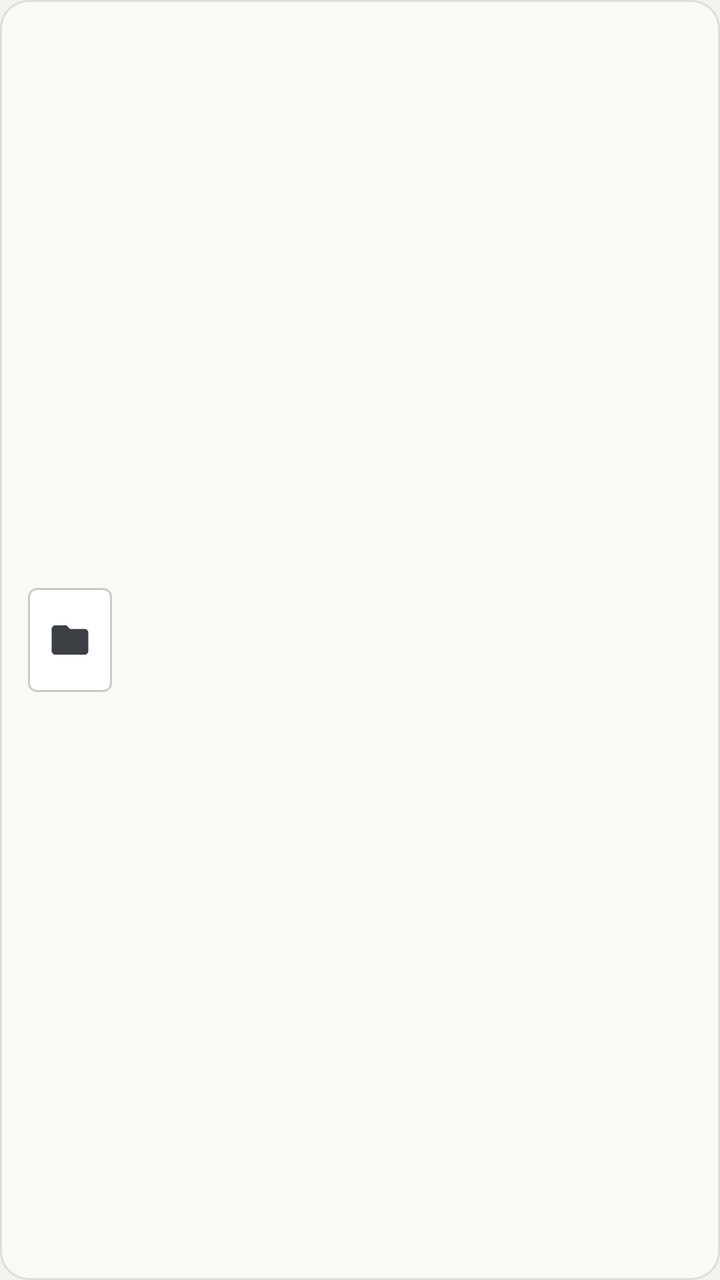
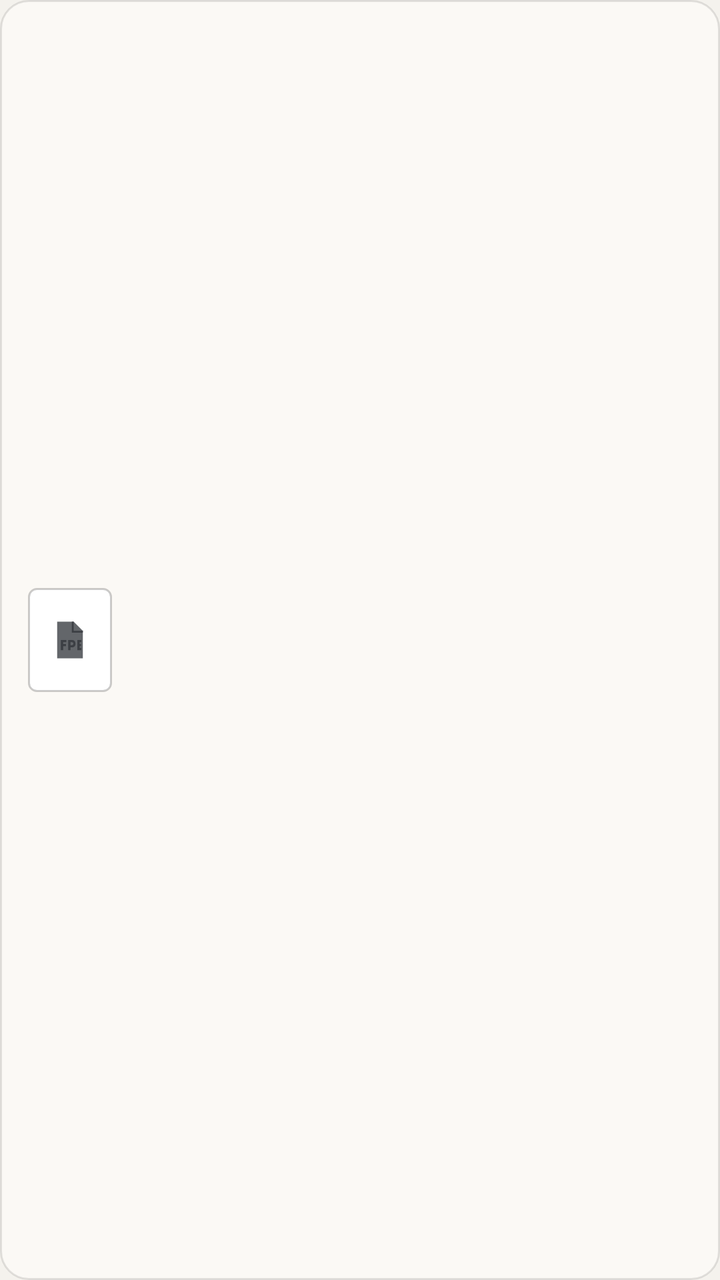

The first picture is an Android layout as it rendered before a commit; the second is the same layout after the commit. The layout source and the unified diff follow.
<!-- AndroidManifest.xml: application theme AppTheme -->
<!-- res/layout/item_home_card.xml -->
<?xml version="1.0" encoding="utf-8"?>
<LinearLayout xmlns:android="http://schemas.android.com/apk/res/android"
    android:layout_width="match_parent"
    android:layout_height="wrap_content"
    android:background="@drawable/home_card_bg"
    android:gravity="center_vertical"
    android:orientation="horizontal"
    android:layout_marginBottom="10dp"
    android:padding="14dp">

    <FrameLayout
        android:layout_width="42dp"
        android:layout_height="52dp"
        android:background="@drawable/home_paper">

        <ImageView
            android:layout_width="22dp"
            android:layout_height="22dp"
            android:layout_gravity="center"
            android:importantForAccessibility="no"
            android:src="@drawable/ic_folder"
            android:tint="@color/icon" />

    </FrameLayout>

    <LinearLayout
        android:layout_width="0dp"
        android:layout_height="wrap_content"
        android:layout_marginStart="14dp"
        android:layout_weight="1"
        android:orientation="vertical">

        <TextView
            android:id="@+id/cardName"
            android:layout_width="match_parent"
            android:layout_height="wrap_content"
            android:ellipsize="middle"
            android:singleLine="true"
            android:textColor="@color/icon"
            android:textSize="15sp" />

        <TextView
            android:id="@+id/cardProgress"
            android:layout_width="match_parent"
            android:layout_height="wrap_content"
            android:layout_marginTop="4dp"
            android:singleLine="true"
            android:textColor="@color/page_text"
            android:textSize="12sp" />

    </LinearLayout>

    <View
        android:id="@+id/cardInkDot"
        android:layout_width="8dp"
        android:layout_height="8dp"
        android:layout_gravity="center_vertical"
        android:layout_marginStart="8dp"
        android:background="@drawable/home_dot"
        android:visibility="gone" />

</LinearLayout>
<!-- resources referenced by this layout -->
<resources>
  <color name="icon">#FF3C3F44</color>
  <color name="page_text">#FF8A8D92</color>
  <!-- drawable home_card_bg (drawable) -->
  <?xml version="1.0" encoding="utf-8"?>
  <shape xmlns:android="http://schemas.android.com/apk/res/android"
      android:shape="rectangle">
      <solid android:color="@color/sheet" />
      <stroke android:width="1dp" android:color="#1A000000" />
      <corners android:radius="14dp" />
  </shape>
  <!-- drawable home_dot (drawable) -->
  <?xml version="1.0" encoding="utf-8"?>
  <shape xmlns:android="http://schemas.android.com/apk/res/android"
      android:shape="oval">
      <size android:width="8dp" android:height="8dp" />
      <solid android:color="@color/accent" />
  </shape>
  <!-- drawable home_paper (drawable) -->
  <?xml version="1.0" encoding="utf-8"?>
  <shape xmlns:android="http://schemas.android.com/apk/res/android"
      android:shape="rectangle">
      <solid android:color="#FFFFFFFF" />
      <stroke android:width="1dp" android:color="#33000000" />
      <corners android:radius="4dp" />
  </shape>
  <!-- drawable ic_folder (drawable) -->
  <?xml version="1.0" encoding="utf-8"?>
  <vector xmlns:android="http://schemas.android.com/apk/res/android"
      android:width="24dp"
      android:height="24dp"
      android:viewportWidth="24"
      android:viewportHeight="24">
      <path android:fillColor="#FF000000" android:pathData="M10,4H4C2.9,4 2.01,4.9 2.01,6L2,18C2,19.1 2.9,20 4,20H20C21.1,20 22,19.1 22,18V8C22,6.9 21.1,6 20,6H12L10,4Z" />
  </vector>
  <style name="AppTheme" parent="Theme.AppCompat.Light.NoActionBar">
          <item name="android:windowNoTitle">true</item>
          <item name="android:windowActionBar">false</item>
          <item name="android:windowBackground">@color/paper</item>
          <item name="android:statusBarColor">@android:color/transparent</item>
          <item name="android:navigationBarColor">@android:color/transparent</item>
          <item name="android:windowLightStatusBar">true</item>
          <item name="colorAccent">@color/accent</item>
      </style>
  <color name="sheet">#FFFBF9F5</color>
  <color name="accent">#FF2F6FED</color>
  <color name="paper">#FFF4F2ED</color>
</resources>

<!-- the commit's change to res/layout/item_home_card.xml (unified diff, before → after) -->
@@ -18,7 +18,7 @@
             android:layout_height="22dp"
             android:layout_gravity="center"
             android:importantForAccessibility="no"
-            android:src="@drawable/ic_folder"
+            android:src="@drawable/ic_pdf"
             android:tint="@color/icon" />
 
     </FrameLayout>
@@ -30,14 +30,14 @@
         android:layout_weight="1"
         android:orientation="vertical">
 
+        
         <TextView
             android:id="@+id/cardName"
             android:layout_width="match_parent"
             android:layout_height="wrap_content"
-            android:ellipsize="middle"
-            android:singleLine="true"
+            android:maxLines="4"
             android:textColor="@color/icon"
-            android:textSize="15sp" />
+            android:textSize="16sp" />
 
         <TextView
             android:id="@+id/cardProgress"
<!-- resource entries referenced after the edit -->
@@ -25,14 +25,16 @@
       <stroke android:width="1dp" android:color="#33000000" />
       <corners android:radius="4dp" />
   </shape>
-  <!-- drawable ic_folder (drawable) -->
+  <!-- drawable ic_pdf (drawable) -->
   <?xml version="1.0" encoding="utf-8"?>
   <vector xmlns:android="http://schemas.android.com/apk/res/android"
       android:width="24dp"
       android:height="24dp"
       android:viewportWidth="24"
       android:viewportHeight="24">
-      <path android:fillColor="#FF000000" android:pathData="M10,4H4C2.9,4 2.01,4.9 2.01,6L2,18C2,19.1 2.9,20 4,20H20C21.1,20 22,19.1 22,18V8C22,6.9 21.1,6 20,6H12L10,4Z" />
+      <path android:fillColor="#FF000000" android:fillAlpha="0.8" android:pathData="M5,2H14L19,7V22H5V2Z" />
+      <path android:fillColor="#FFDDDBD4" android:pathData="M14,2V7H19V8H13V2H14Z" />
+      <path android:fillColor="#FFFFFFFF" android:pathData="M7,12H10V13.2H8.3V14.2H9.8V15.4H8.3V17.5H7V12Z M11,12H13.2C14.3,12 15,12.7 15,14C15,15.3 14.3,16 13.2,16H12.3V17.5H11V12Z M12.3,13.2V14.8H13C13.5,14.8 13.8,14.5 13.8,14C13.8,13.5 13.5,13.2 13,13.2H12.3Z M16,12H18.2V13.2H17.3V14.2H18V15.4H17.3V16.3H18.2V17.5H16V12Z" />
   </vector>
   <style name="AppTheme" parent="Theme.AppCompat.Light.NoActionBar">
           <item name="android:windowNoTitle">true</item>
